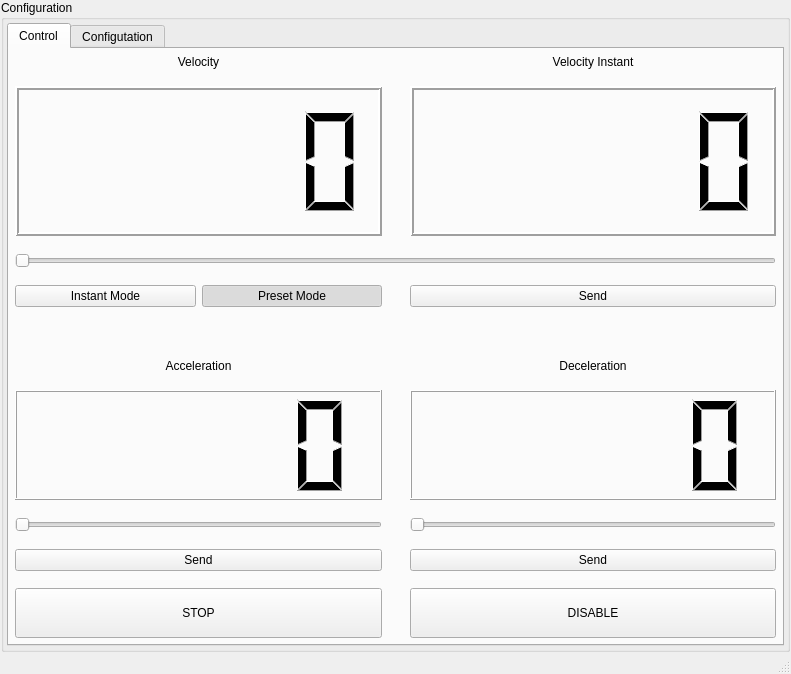
This is dario.ui in exmachina-dev/EXM-dario as Qt 5 draws it before an edit. The edited form follows.
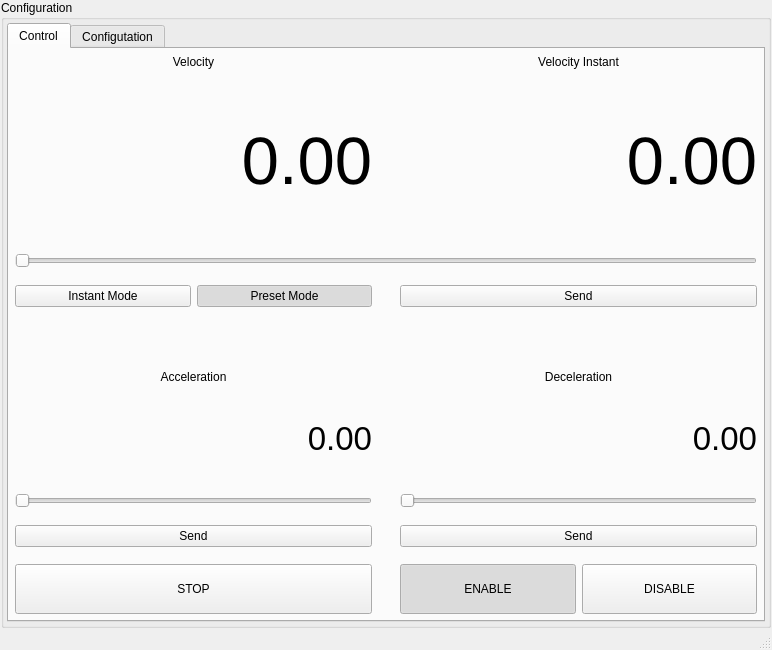
This is the edited form. Icons and pictures are not drawn.

Commit message: Finish Control menu

Patch:
```diff
--- a/dario.ui
+++ b/dario.ui
@@ -9,8 +9,8 @@
    <rect>
     <x>0</x>
     <y>0</y>
-    <width>791</width>
-    <height>674</height>
+    <width>772</width>
+    <height>650</height>
    </rect>
   </property>
   <property name="sizePolicy">
@@ -21,8 +21,8 @@
   </property>
   <property name="minimumSize">
    <size>
-    <width>600</width>
-    <height>674</height>
+    <width>700</width>
+    <height>650</height>
    </size>
   </property>
   <property name="palette">
@@ -164,63 +164,170 @@
                  <property name="verticalSpacing">
                   <number>17</number>
                  </property>
+                 <item row="9" column="1">
+                  <layout class="QHBoxLayout" name="horizontalLayout_2">
+                   <item>
+                    <widget class="QPushButton" name="pushButton_Enable">
+                     <property name="minimumSize">
+                      <size>
+                       <width>0</width>
+                       <height>50</height>
+                      </size>
+                     </property>
+                     <property name="text">
+                      <string>ENABLE</string>
+                     </property>
+                     <property name="checkable">
+                      <bool>true</bool>
+                     </property>
+                     <property name="checked">
+                      <bool>true</bool>
+                     </property>
+                     <property name="autoExclusive">
+                      <bool>true</bool>
+                     </property>
+                    </widget>
+                   </item>
+                   <item>
+                    <widget class="QPushButton" name="pushButton_Disable">
+                     <property name="minimumSize">
+                      <size>
+                       <width>0</width>
+                       <height>50</height>
+                      </size>
+                     </property>
+                     <property name="text">
+                      <string>DISABLE</string>
+                     </property>
+                     <property name="checkable">
+                      <bool>true</bool>
+                     </property>
+                     <property name="autoExclusive">
+                      <bool>true</bool>
+                     </property>
+                    </widget>
+                   </item>
+                  </layout>
+                 </item>
+                 <item row="6" column="0">
+                  <widget class="QLabel" name="Value_Acc">
+                   <property name="minimumSize">
+                    <size>
+                     <width>100</width>
+                     <height>75</height>
+                    </size>
+                   </property>
+                   <property name="font">
+                    <font>
+                     <pointsize>25</pointsize>
+                    </font>
+                   </property>
+                   <property name="lineWidth">
+                    <number>1</number>
+                   </property>
+                   <property name="text">
+                    <string>0.00</string>
+                   </property>
+                   <property name="alignment">
+                    <set>Qt::AlignRight|Qt::AlignTrailing|Qt::AlignVCenter</set>
+                   </property>
+                  </widget>
+                 </item>
                  <item row="1" column="0">
-                  <widget class="QLCDNumber" name="Velocitylcd">
+                  <widget class="QLabel" name="Value_Vel">
                    <property name="minimumSize">
                     <size>
-                     <width>350</width>
+                     <width>100</width>
                      <height>150</height>
                     </size>
                    </property>
-                   <property name="contextMenuPolicy">
-                    <enum>Qt::NoContextMenu</enum>
-                   </property>
-                   <property name="acceptDrops">
-                    <bool>false</bool>
+                   <property name="font">
+                    <font>
+                     <pointsize>50</pointsize>
+                    </font>
                    </property>
                    <property name="lineWidth">
-                    <number>2</number>
+                    <number>1</number>
                    </property>
-                   <property name="smallDecimalPoint">
-                    <bool>true</bool>
+                   <property name="text">
+                    <string>0.00</string>
                    </property>
-                   <property name="segmentStyle">
-                    <enum>QLCDNumber::Filled</enum>
+                   <property name="textFormat">
+                    <enum>Qt::PlainText</enum>
                    </property>
-                   <property name="value" stdset="0">
-                    <double>0.000000000000000</double>
+                   <property name="alignment">
+                    <set>Qt::AlignRight|Qt::AlignTrailing|Qt::AlignVCenter</set>
+                   </property>
+                  </widget>
+                 </item>
+                 <item row="6" column="1">
+                  <widget class="QLabel" name="Value_Dec">
+                   <property name="minimumSize">
+                    <size>
+                     <width>100</width>
+                     <height>75</height>
+                    </size>
+                   </property>
+                   <property name="font">
+                    <font>
+                     <pointsize>25</pointsize>
+                    </font>
+                   </property>
+                   <property name="layoutDirection">
+                    <enum>Qt::LeftToRight</enum>
+                   </property>
+                   <property name="text">
+                    <string>0.00</string>
+                   </property>
+                   <property name="alignment">
+                    <set>Qt::AlignRight|Qt::AlignTrailing|Qt::AlignVCenter</set>
                    </property>
                   </widget>
                  </item>
                  <item row="1" column="1">
-                  <widget class="QLCDNumber" name="InstantVelolcd">
+                  <widget class="QLabel" name="Value_VelInst">
                    <property name="minimumSize">
                     <size>
-                     <width>350</width>
+                     <width>100</width>
                      <height>150</height>
                     </size>
                    </property>
-                   <property name="frameShape">
-                    <enum>QFrame::Box</enum>
+                   <property name="font">
+                    <font>
+                     <pointsize>50</pointsize>
+                    </font>
                    </property>
                    <property name="lineWidth">
-                    <number>2</number>
+                    <number>1</number>
                    </property>
-                   <property name="smallDecimalPoint">
-                    <bool>true</bool>
+                   <property name="text">
+                    <string>0.00</string>
                    </property>
-                   <property name="intValue" stdset="0">
-                    <number>0</number>
+                   <property name="alignment">
+                    <set>Qt::AlignRight|Qt::AlignTrailing|Qt::AlignVCenter</set>
                    </property>
                   </widget>
                  </item>
                  <item row="3" column="1">
-                  <widget class="QPushButton" name="pushButton">
+                  <widget class="QPushButton" name="pushButton_SendVelo">
                    <property name="text">
                     <string>Send</string>
                    </property>
                   </widget>
                  </item>
+                 <item row="4" column="0">
+                  <spacer name="verticalSpacer">
+                   <property name="orientation">
+                    <enum>Qt::Vertical</enum>
+                   </property>
+                   <property name="sizeHint" stdset="0">
+                    <size>
+                     <width>20</width>
+                     <height>40</height>
+                    </size>
+                   </property>
+                  </spacer>
+                 </item>
                  <item row="3" column="0">
                   <layout class="QHBoxLayout" name="horizontalLayout">
                    <item>
@@ -263,19 +370,6 @@
                    </item>
                   </layout>
                  </item>
-                 <item row="4" column="0">
-                  <spacer name="verticalSpacer">
-                   <property name="orientation">
-                    <enum>Qt::Vertical</enum>
-                   </property>
-                   <property name="sizeHint" stdset="0">
-                    <size>
-                     <width>20</width>
-                     <height>40</height>
-                    </size>
-                   </property>
-                  </spacer>
-                 </item>
                  <item row="4" column="1">
                   <spacer name="verticalSpacer_2">
                    <property name="orientation">
@@ -289,15 +383,18 @@
                    </property>
                   </spacer>
                  </item>
-                 <item row="8" column="1">
-                  <widget class="QPushButton" name="pushButton_SendDec">
+                 <item row="0" column="1">
+                  <widget class="QLabel" name="label_2">
                    <property name="text">
-                    <string>Send</string>
+                    <string>Velocity Instant</string>
+                   </property>
+                   <property name="alignment">
+                    <set>Qt::AlignCenter</set>
                    </property>
                   </widget>
                  </item>
                  <item row="2" column="0" colspan="2">
-                  <widget class="QSlider" name="horizontalSlider">
+                  <widget class="QSlider" name="horizontalSlider_Velocity">
                    <property name="mouseTracking">
                     <bool>true</bool>
                    </property>
@@ -328,13 +425,10 @@
                    </property>
                   </widget>
                  </item>
-                 <item row="0" column="1">
-                  <widget class="QLabel" name="label_2">
+                 <item row="8" column="1">
+                  <widget class="QPushButton" name="pushButton_SendDec">
                    <property name="text">
-                    <string>Velocity Instant</string>
-                   </property>
-                   <property name="alignment">
-                    <set>Qt::AlignCenter</set>
+                    <string>Send</string>
                    </property>
                   </widget>
                  </item>
@@ -348,6 +442,16 @@
                    </property>
                   </widget>
                  </item>
+                 <item row="5" column="0">
+                  <widget class="QLabel" name="label_3">
+                   <property name="text">
+                    <string>Acceleration</string>
+                   </property>
+                   <property name="alignment">
+                    <set>Qt::AlignCenter</set>
+                   </property>
+                  </widget>
+                 </item>
                  <item row="5" column="1">
                   <widget class="QLabel" name="label_4">
                    <property name="text">
@@ -359,66 +463,21 @@
                   </widget>
                  </item>
                  <item row="7" column="0">
-                  <widget class="QSlider" name="horizontalSlider_2">
+                  <widget class="QSlider" name="horizontalSlider_Acc">
                    <property name="orientation">
                     <enum>Qt::Horizontal</enum>
                    </property>
                   </widget>
                  </item>
-                 <item row="6" column="1">
-                  <widget class="QLCDNumber" name="lcdNumber_2">
-                   <property name="sizePolicy">
-                    <sizepolicy hsizetype="Minimum" vsizetype="Minimum">
-                     <horstretch>0</horstretch>
-                     <verstretch>0</verstretch>
-                    </sizepolicy>
-                   </property>
-                   <property name="minimumSize">
-                    <size>
-                     <width>350</width>
-                     <height>110</height>
-                    </size>
-                   </property>
-                   <property name="layoutDirection">
-                    <enum>Qt::RightToLeft</enum>
-                   </property>
-                   <property name="smallDecimalPoint">
-                    <bool>true</bool>
-                   </property>
-                  </widget>
-                 </item>
-                 <item row="5" column="0">
-                  <widget class="QLabel" name="label_3">
-                   <property name="text">
-                    <string>Acceleration</string>
-                   </property>
-                   <property name="alignment">
-                    <set>Qt::AlignCenter</set>
-                   </property>
-                  </widget>
-                 </item>
-                 <item row="6" column="0">
-                  <widget class="QLCDNumber" name="lcdNumber">
-                   <property name="minimumSize">
-                    <size>
-                     <width>350</width>
-                     <height>110</height>
-                    </size>
-                   </property>
-                   <property name="smallDecimalPoint">
-                    <bool>true</bool>
-                   </property>
-                  </widget>
-                 </item>
                  <item row="7" column="1">
-                  <widget class="QSlider" name="horizontalSlider_3">
+                  <widget class="QSlider" name="horizontalSlider_Dec">
                    <property name="orientation">
                     <enum>Qt::Horizontal</enum>
                    </property>
                   </widget>
                  </item>
                  <item row="9" column="0">
-                  <widget class="QPushButton" name="pushButton_2">
+                  <widget class="QPushButton" name="pushButton_Stop">
                    <property name="minimumSize">
                     <size>
                      <width>0</width>
@@ -429,23 +488,7 @@
                     <string>STOP</string>
                    </property>
                    <property name="checkable">
-                    <bool>true</bool>
-                   </property>
-                  </widget>
-                 </item>
-                 <item row="9" column="1">
-                  <widget class="QPushButton" name="pushButton_3">
-                   <property name="minimumSize">
-                    <size>
-                     <width>0</width>
-                     <height>50</height>
-                    </size>
-                   </property>
-                   <property name="text">
-                    <string>DISABLE</string>
-                   </property>
-                   <property name="checkable">
-                    <bool>true</bool>
+                    <bool>false</bool>
                    </property>
                   </widget>
                  </item>
```
Left out of the diff: 8 changed lines with no effect on the pictures.
